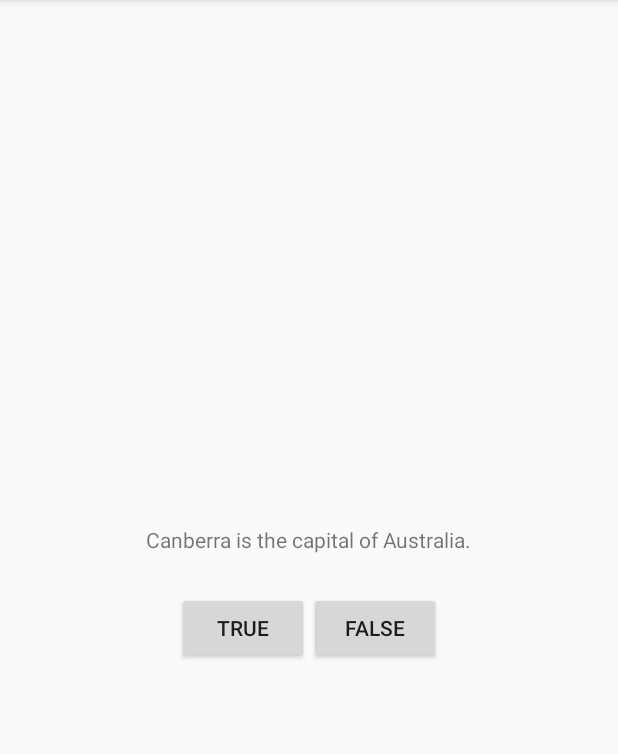
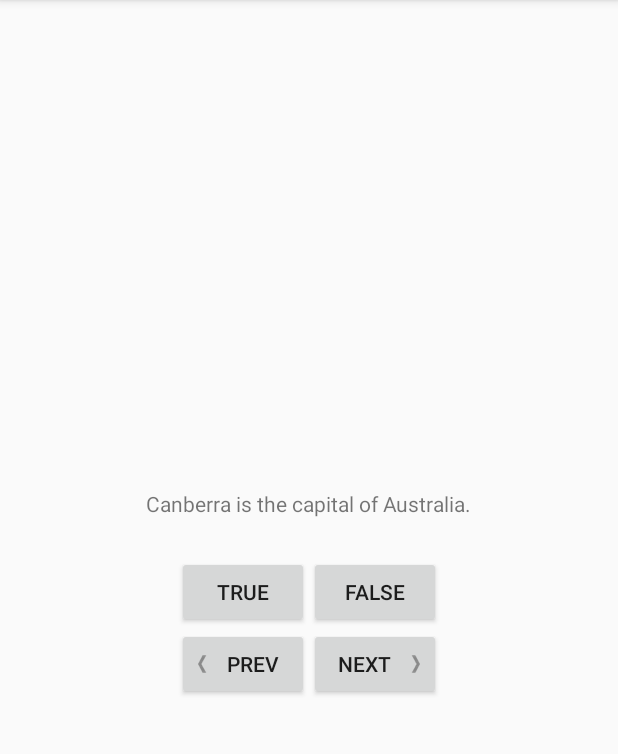
Before and after one commit to Kasad0r/Android_Easy_GeoQuiz, an Android app: the screen it shows after launch (QuizActivity), on a phone screen of 412 x 824 dp, the part 84-838 px from its top. Run offline under Robolectric (Android 15) with nearby library versions, the phone set to English and light mode, and no system bars.

Commit message:
Add buttons Next-Prev

```diff
--- /dev/null
+++ b/app/src/main/java/com/kasad0r/geoquiz/Question.java
@@ -0,0 +1,27 @@
+package com.kasad0r.geoquiz;
+
+public class Question {
+    private int mTextResId;
+    private boolean mAnswerTrue;
+
+    public Question(int mTextResId, boolean mAnswerTrue) {
+        this.mTextResId = mTextResId;
+        this.mAnswerTrue = mAnswerTrue;
+    }
+
+    public int getTextResId() {
+        return mTextResId;
+    }
+
+    public void setTextResId(int textResId) {
+        mTextResId = textResId;
+    }
+
+    public boolean isAnswerTrue() {
+        return mAnswerTrue;
+    }
+
+    public void setAnswerTrue(boolean answerTrue) {
+        mAnswerTrue = answerTrue;
+    }
+}
--- a/app/src/main/java/com/kasad0r/geoquiz/QuizActivity.java
+++ b/app/src/main/java/com/kasad0r/geoquiz/QuizActivity.java
@@ -2,34 +2,95 @@ package com.kasad0r.geoquiz;
 
 import android.support.v7.app.AppCompatActivity;
 import android.os.Bundle;
+import android.view.Gravity;
 import android.view.View;
 import android.widget.Button;
+import android.widget.TextView;
 import android.widget.Toast;
 
 public class QuizActivity extends AppCompatActivity {
     private Button mTrueButton;
     private Button mFalseButton;
+    private Button mNextButton;
+    private Button mPrevButton;
+    private TextView mQuestionTextView;
+    private Question[] mQuestionBank = new Question[]{
+            new Question(R.string.question_australia, true),
+            new Question(R.string.question_oceans, true),
+            new Question(R.string.question_mideast, false),
+            new Question(R.string.question_africa, false),
+            new Question(R.string.question_americas, true),
+            new Question(R.string.question_asia, true),
+    };
+    private int mCurrentIndex = 0;
 
     @Override
     protected void onCreate(Bundle savedInstanceState) {
         super.onCreate(savedInstanceState);
         setContentView(R.layout.activity_quiz);
+        mQuestionTextView = findViewById(R.id.question_text_view);
+
+        updateQuestion();
 
         mTrueButton = findViewById(R.id.true_button);
         mFalseButton = findViewById(R.id.false_button);
-
+        mNextButton = findViewById(R.id.next_button);
+        mPrevButton = findViewById(R.id.prev_button);
         mTrueButton.setOnClickListener(new View.OnClickListener() {
             @Override
             public void onClick(View v) {
-                Toast.makeText(QuizActivity.this, R.string.correct_toast, Toast.LENGTH_SHORT).show();
+                checkAnswer(true);
             }
         });
         mFalseButton.setOnClickListener(new View.OnClickListener() {
             @Override
             public void onClick(View v) {
-                Toast.makeText(QuizActivity.this, R.string.incorrect_toast, Toast.LENGTH_SHORT).show();
+                checkAnswer(false);
+            }
+        });
+        mNextButton.setOnClickListener(new View.OnClickListener() {
+            @Override
+            public void onClick(View v) {
+                mCurrentIndex = (mCurrentIndex + 1) % mQuestionBank.length;
+                updateQuestion();
+            }
+        });
+        mQuestionTextView.setOnClickListener(new View.OnClickListener() {
+            @Override
+            public void onClick(View v) {
+                mCurrentIndex = (mCurrentIndex + 1) % mQuestionBank.length;
+                updateQuestion();
+            }
+        });
+        mPrevButton.setOnClickListener(new View.OnClickListener() {
+            @Override
+            public void onClick(View v) {
+                if(mCurrentIndex!=0){
+                    mCurrentIndex = (mCurrentIndex -1) % mQuestionBank.length;
+                    updateQuestion();
+                }else {
+                    mCurrentIndex = mQuestionBank.length -1;
+                    updateQuestion();
+                }
+
             }
         });
 
     }
+
+    private void updateQuestion() {
+        int question = mQuestionBank[mCurrentIndex].getTextResId();
+        mQuestionTextView.setText(question);
+    }
+
+    private void checkAnswer(boolean userPressedTrue) {
+        boolean answerisTrue = mQuestionBank[mCurrentIndex].isAnswerTrue();
+        int messageResId = 0;
+        if (userPressedTrue == answerisTrue) {
+            messageResId = R.string.correct_toast;
+        } else {
+            messageResId = R.string.incorrect_toast;
+        }
+        Toast.makeText(this, messageResId, Toast.LENGTH_SHORT).show();
+    }
 }
--- a/app/src/main/res/layout/activity_quiz.xml
+++ b/app/src/main/res/layout/activity_quiz.xml
@@ -12,10 +12,12 @@
         android:orientation="vertical">
 
         <TextView
+            android:id="@+id/question_text_view"
             android:layout_width="wrap_content"
             android:layout_height="wrap_content"
             android:padding="25dp"
-            android:text="@string/question_text" />
+
+          />
 
         <LinearLayout
             android:layout_width="wrap_content"
@@ -35,6 +37,27 @@
                 android:text="@string/false_button" />
 
         </LinearLayout>
+        <LinearLayout
+            android:layout_width="wrap_content"
+            android:layout_height="wrap_content">
+            <Button
+                android:id="@+id/prev_button"
+                android:layout_width="wrap_content"
+                android:layout_height="wrap_content"
+                android:text="@string/prev_button"
+                android:drawableStart="@drawable/arrow_left"
+                android:drawablePadding="4dp"
+                />
+            <Button
+                android:id="@+id/next_button"
+                android:layout_width="wrap_content"
+                android:layout_height="wrap_content"
+                android:text="@string/next_button"
+                android:drawableEnd="@drawable/arrow_right"
+                android:drawablePadding="4dp"
+                />
+        </LinearLayout>
+
     </LinearLayout>
 
 </android.support.constraint.ConstraintLayout>
--- a/app/src/main/res/values/strings.xml
+++ b/app/src/main/res/values/strings.xml
@@ -1,8 +1,15 @@
 <resources>
     <string name="app_name">GeoQuiz</string>
-    <string name="question_text">Canberra is the capital of Australia.</string>
+    <string name="next_button">Next</string>
     <string name="true_button">True</string>
     <string name="false_button">False</string>
     <string name="correct_toast">Correct!</string>
     <string name="incorrect_toast">Incorrect!</string>
+    <string name="question_australia">Canberra is the capital of Australia.</string>
+    <string name="question_oceans">The Pacific Ocean is larger than the Atlantic Ocean.</string>
+    <string name="question_mideast">The Suez Canal connects the Red Sea and the Indian Ocean.</string>
+    <string name="question_africa">The source of the Nile River is in Egypt.</string>
+    <string name="question_americas">The Amazon River is the longest river in the Americas.</string>
+    <string name="question_asia">Lake Baikal is the world\’s oldest and deepest freshwater lake.</string>
+    <string name="prev_button">Prev</string>
 </resources>
```
Also changed, not shown: app/src/main/res/drawable-hdpi/arrow_left.png (added), app/src/main/res/drawable-hdpi/arrow_right.png (added), app/src/main/res/drawable-mdpi/arrow_left.png (added), app/src/main/res/drawable-mdpi/arrow_right.png (added), app/src/main/res/drawable-xhdpi/arrow_left.png (added), app/src/main/res/drawable-xhdpi/arrow_right.png (added), app/src/main/res/drawable-xxhdpi/arrow_left.png (added), app/src/main/res/drawable-xxhdpi/arrow_right.png (added).
